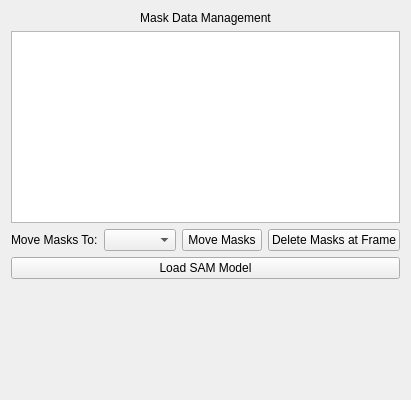
paulmthompson/WhiskerToolbox, file src/WhiskerToolbox/DataManager_Widget/Mask_Widget/Mask_Widget.ui: the form before one commit.
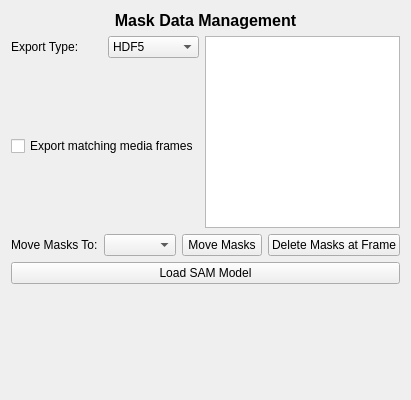
The form after the commit. Custom widgets are drawn as their Qt base class.

Commit message: saving for images from masks

```diff
--- a/src/WhiskerToolbox/DataManager_Widget/Mask_Widget/Mask_Widget.ui
+++ b/src/WhiskerToolbox/DataManager_Widget/Mask_Widget/Mask_Widget.ui
@@ -15,7 +15,13 @@
   </property>
   <layout class="QVBoxLayout" name="verticalLayout">
    <item>
-    <widget class="QLabel" name="label">
+    <widget class="QLabel" name="label_main_title">
+     <property name="font">
+      <font>
+       <pointsize>12</pointsize>
+       <bold>true</bold>
+      </font>
+     </property>
      <property name="text">
       <string>Mask Data Management</string>
      </property>
@@ -25,7 +31,75 @@
     </widget>
    </item>
    <item>
-    <widget class="QTableView" name="tableView"/>
+    <layout class="QHBoxLayout" name="topControlsLayout">
+     <item>
+      <layout class="QVBoxLayout" name="leftVerticalLayout">
+       <item>
+        <layout class="QHBoxLayout" name="exportTypeLayout">
+         <item>
+          <widget class="QLabel" name="label_export_type">
+           <property name="text">
+            <string>Export Type:</string>
+           </property>
+          </widget>
+         </item>
+         <item>
+          <widget class="QComboBox" name="export_type_combo">
+           <item>
+            <property name="text">
+             <string>HDF5</string>
+            </property>
+           </item>
+           <item>
+            <property name="text">
+             <string>Image</string>
+            </property>
+           </item>
+          </widget>
+         </item>
+        </layout>
+       </item>
+       <item>
+        <widget class="QStackedWidget" name="stacked_saver_options">
+         <property name="currentIndex">
+          <number>0</number>
+         </property>
+         <widget class="HDF5MaskSaver_Widget" name="hdf5_mask_saver_widget"/>
+         <widget class="ImageMaskSaver_Widget" name="image_mask_saver_widget"/>
+        </widget>
+       </item>
+       <item>
+        <widget class="QCheckBox" name="export_media_frames_checkbox">
+         <property name="text">
+          <string>Export matching media frames</string>
+         </property>
+         <property name="checked">
+          <bool>false</bool>
+         </property>
+        </widget>
+       </item>
+       <item>
+        <widget class="MediaExport_Widget" name="media_export_options_widget" native="true"/>
+       </item>
+       <item>
+        <spacer name="verticalSpacer_left">
+         <property name="orientation">
+          <enum>Qt::Orientation::Vertical</enum>
+         </property>
+         <property name="sizeHint" stdset="0">
+          <size>
+           <width>20</width>
+           <height>20</height>
+          </size>
+         </property>
+        </spacer>
+       </item>
+      </layout>
+     </item>
+     <item>
+      <widget class="QTableView" name="tableView"/>
+     </item>
+    </layout>
    </item>
    <item>
     <layout class="QHBoxLayout" name="actionButtonsLayout">
@@ -93,6 +167,26 @@
    </item>
   </layout>
  </widget>
+ <customwidgets>
+  <customwidget>
+   <class>HDF5MaskSaver_Widget</class>
+   <extends>QWidget</extends>
+   <header>IO_Widgets/Masks/HDF5/HDF5MaskSaver_Widget.hpp</header>
+   <container>1</container>
+  </customwidget>
+  <customwidget>
+   <class>ImageMaskSaver_Widget</class>
+   <extends>QWidget</extends>
+   <header>IO_Widgets/Masks/Image/ImageMaskSaver_Widget.hpp</header>
+   <container>1</container>
+  </customwidget>
+  <customwidget>
+   <class>MediaExport_Widget</class>
+   <extends>QWidget</extends>
+   <header>IO_Widgets/Media/MediaExport_Widget.hpp</header>
+   <container>1</container>
+  </customwidget>
+ </customwidgets>
  <resources/>
  <connections/>
 </ui>
```
Left out of the diff: 2 changed lines with no effect on the pictures. The commit also changes 11 other files.
